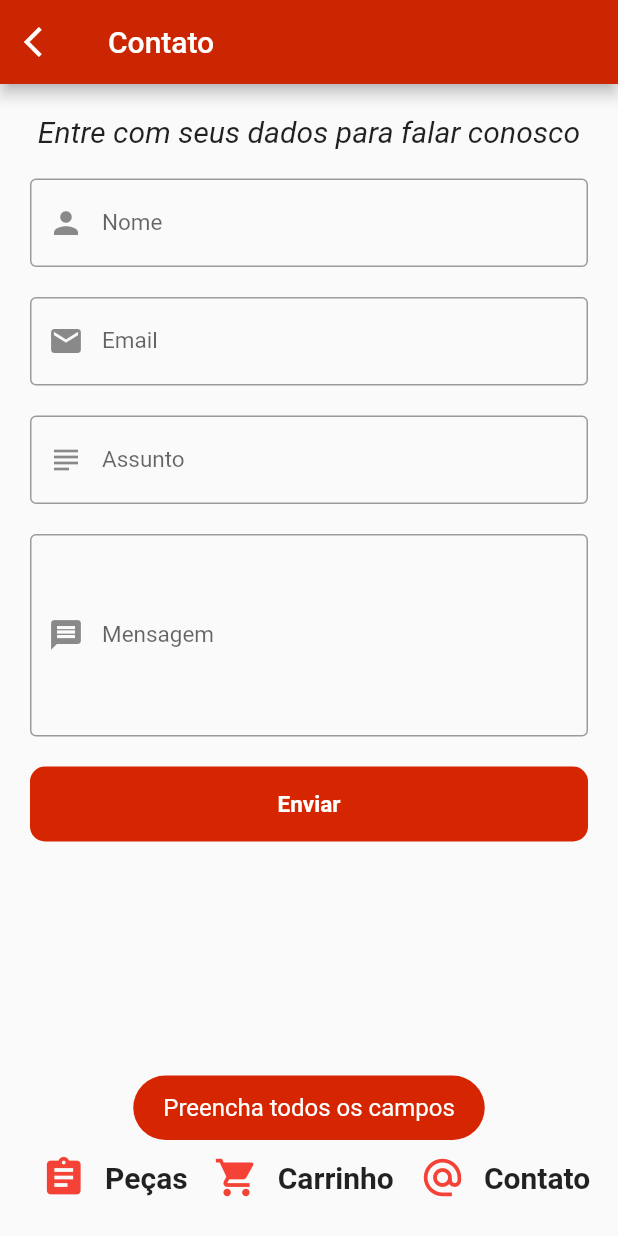
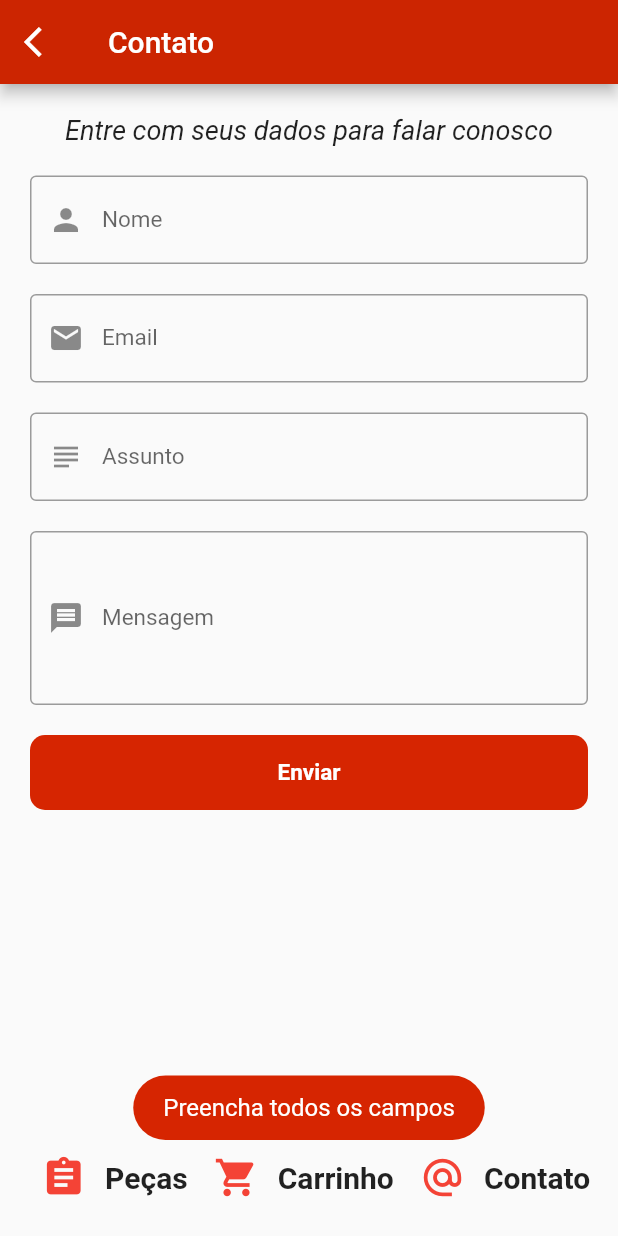
Before and after one commit to dariosalles/autoparts, a Flutter app: the Contato screen opened by its route, item 3 of the bottom bar chosen, after a tap on "Enviar", on a phone screen of 412 x 824 dp. Run offline on Flutter 3.47's test engine with Material 2 defaults, Android fonts, the phone set to English and light mode, and no system bars; our stand-ins replace fluttertoast, shared_preferences; accounts and stored records are empty; Roboto replaces fonts that are missing (SFUIDisplay); project files that could hold a hidden picture were left out.

Commit message:
22022020-1227

```diff
--- a/lib/contato.dart
+++ b/lib/contato.dart
@@ -83,6 +83,10 @@ class _ContatoState extends State<Contato> {
         // OK
           mensagemToast("Mensagem enviada com sucesso");
 
+          _controllerContatoNome.clear();
+          _controllerContatoEmail.clear();
+          _controllerContatoAssunto.clear();
+          _controllerContatoMsg.clear();
 
         }
 
@@ -111,7 +115,18 @@ class _ContatoState extends State<Contato> {
           title: Text('Contato'),
         backgroundColor: Color.fromARGB(255, 204, 37, 1),
     ),
-        body: Padding(
+        body: LayoutBuilder(
+          builder:
+              (BuildContext context, BoxConstraints viewportConstraints) {
+            return SingleChildScrollView(
+              child: ConstrainedBox(
+                constraints:
+                BoxConstraints(minHeight: viewportConstraints.maxHeight),
+                child: Column(children: [
+                  Stack(
+                    children: <Widget>[
+
+                      Padding(
                         padding: EdgeInsets.all(10),
                         child: Column(
                           children: <Widget>[
@@ -119,7 +134,7 @@ class _ContatoState extends State<Contato> {
                               padding: EdgeInsets.fromLTRB(0, 10, 0, 10),
                               child: Text('Entre com seus dados para falar conosco',
                                 style: TextStyle(
-                    fontSize: 20,
+                                    fontSize: 18,
 
                                     fontStyle: FontStyle.italic
                                 ),
@@ -185,7 +200,7 @@ class _ContatoState extends State<Contato> {
                             Padding(
                               padding: EdgeInsets.all(10),
                               child: TextField(
-                maxLines: 5,
+                                maxLines: 4,
                                 controller: _controllerContatoMsg,
                                 style: TextStyle(
                                     color: Colors.black,
@@ -231,6 +246,13 @@ class _ContatoState extends State<Contato> {
                           ],
                         ),
                       ),
+                    ],
+                  ),
+                ]),
+              ),
+            );
+          },
+        ),
 
         bottomNavigationBar: BottomNav(),
     );
--- a/lib/screen_login.dart
+++ b/lib/screen_login.dart
@@ -55,9 +55,13 @@ class _SignInOneState extends State<SignInOne> {
 
     print(json.decode(response.body));
 
-    return json.decode(response.body); // converte para <Map>
+    return json.decode(response.body); // converte String para <Map>
 
     return retorno();
+  }
+
+  getSenha(){
+
   }
 
   retorno() {
@@ -298,7 +302,7 @@ class _SignInOneState extends State<SignInOne> {
                       children: <Widget>[
                         MaterialButton(
                           onPressed: (){
-                            getAcesso();
+                            getSenha();
                             //Navigator.pushNamed(context, '/pecas');
                           },//since this is only a UI app
                           child: Text('Esqueceu a senha?',
```
Lines whose indentation alone changed are shown as unchanged.
